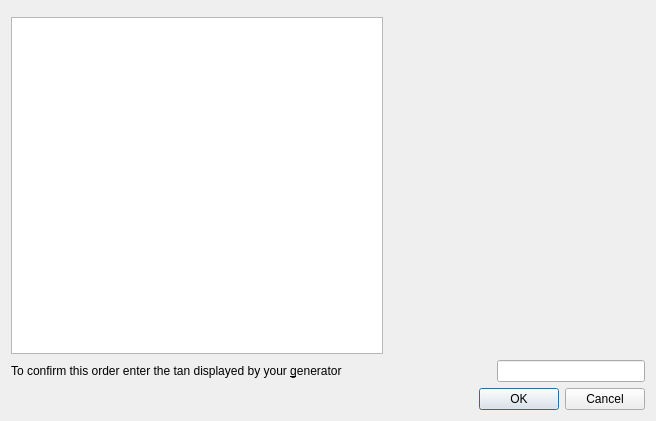
Before: the Qt Designer form kmymoney/plugins/kbanking/widgets/phototandialog.ui in KDE/kmymoney, drawn with Qt 5.
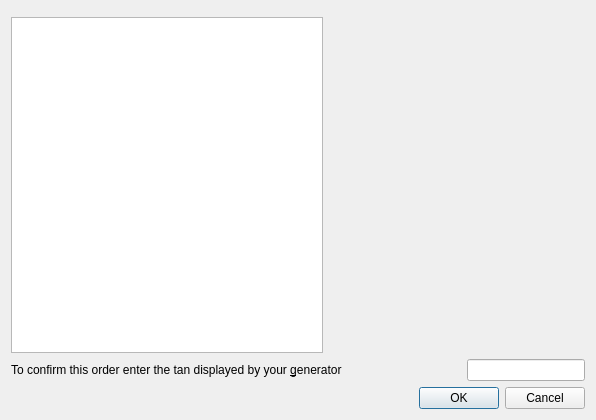
After: the same form once the commit is applied.

Commit message:
Added test feature for phototan dialog
Once we have some real data, we can replace the image

```diff
--- a/kmymoney/plugins/kbanking/widgets/phototandialog.ui
+++ b/kmymoney/plugins/kbanking/widgets/phototandialog.ui
@@ -6,8 +6,8 @@
    <rect>
     <x>0</x>
     <y>0</y>
-    <width>656</width>
-    <height>421</height>
+    <width>596</width>
+    <height>420</height>
    </rect>
   </property>
   <property name="windowTitle">
```
The commit also changes 3 other files.
